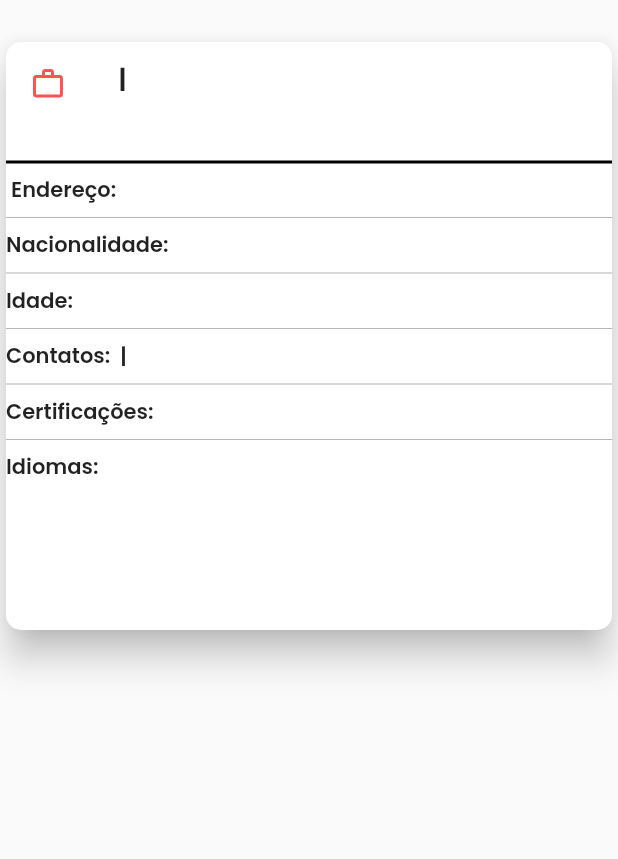
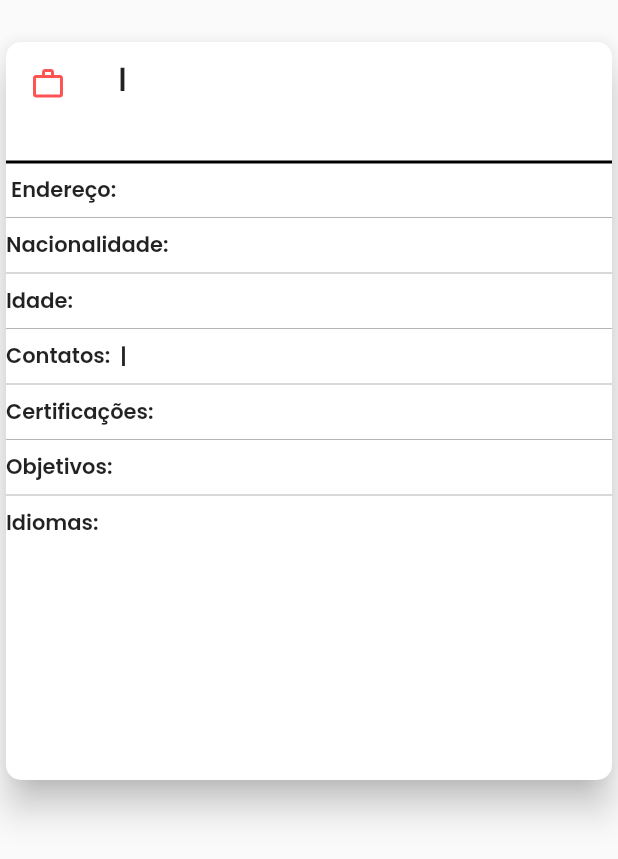
Before and after one commit to juanPablo06/hirermobile, a Flutter app: the ItemCurriculo widget shown alone on an empty page, opened directly with empty values, on a phone screen of 412 x 824 dp. Shown: the top 859 px of the screen. Run offline on Flutter 3.47's test engine with Material 2 defaults, Android fonts, the phone set to English and light mode, and no system bars; our stand-ins replace sqflite; accounts and stored records are empty.

Commit message:
Atualizando a lista de curriculos

```diff
--- a/lib/screens/curriculo/lista.dart
+++ b/lib/screens/curriculo/lista.dart
@@ -103,7 +103,7 @@ class ItemCurriculo extends StatelessWidget {
       overflow: TextOverflow.clip,
     );
     return Container(
-      height: 400,
+      height: 500,
       margin: EdgeInsets.fromLTRB(0, 24, 0, 0),
       child: Card(
         shape: RoundedRectangleBorder(borderRadius: BorderRadius.circular(10)),
@@ -163,6 +163,13 @@ class ItemCurriculo extends StatelessWidget {
             ),
             _elementsDivider(),
             Text(
+              'Objetivos: ${_curriculo.professionalObjectives}',
+              textAlign: TextAlign.start,
+              style: TextStyle(fontWeight: FontWeight.w600),
+              overflow: TextOverflow.clip,
+            ),
+            _elementsDivider(),
+            Text(
               'Idiomas: ${_curriculo.languages}',
               textAlign: TextAlign.start,
               style: TextStyle(fontWeight: FontWeight.w600),
```
